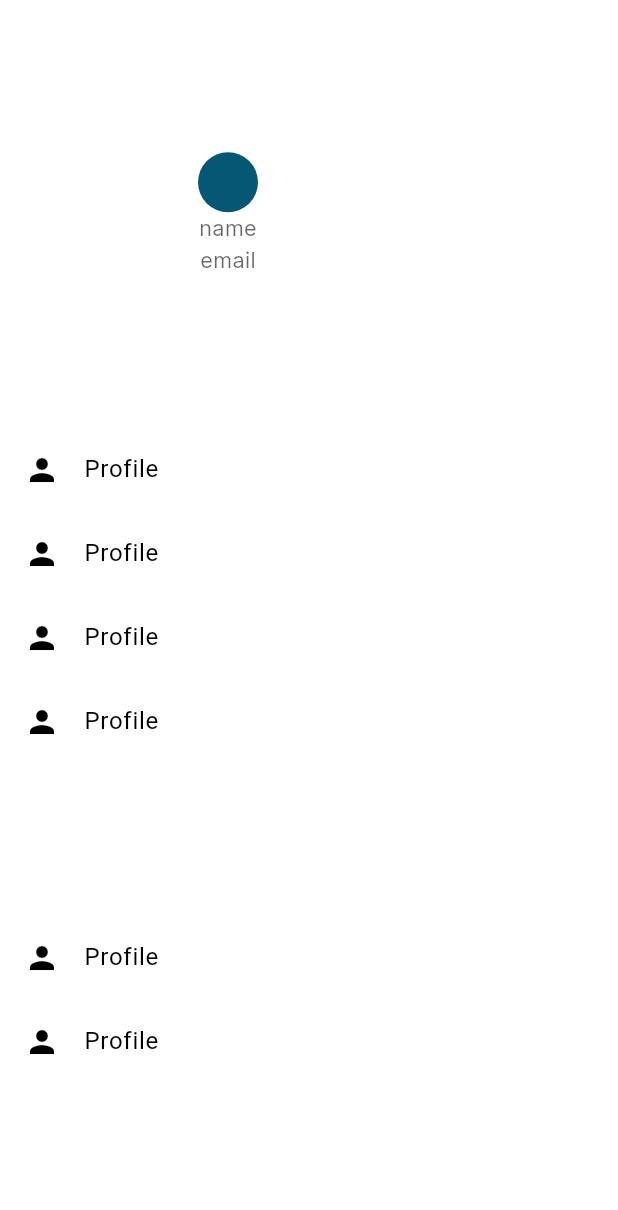
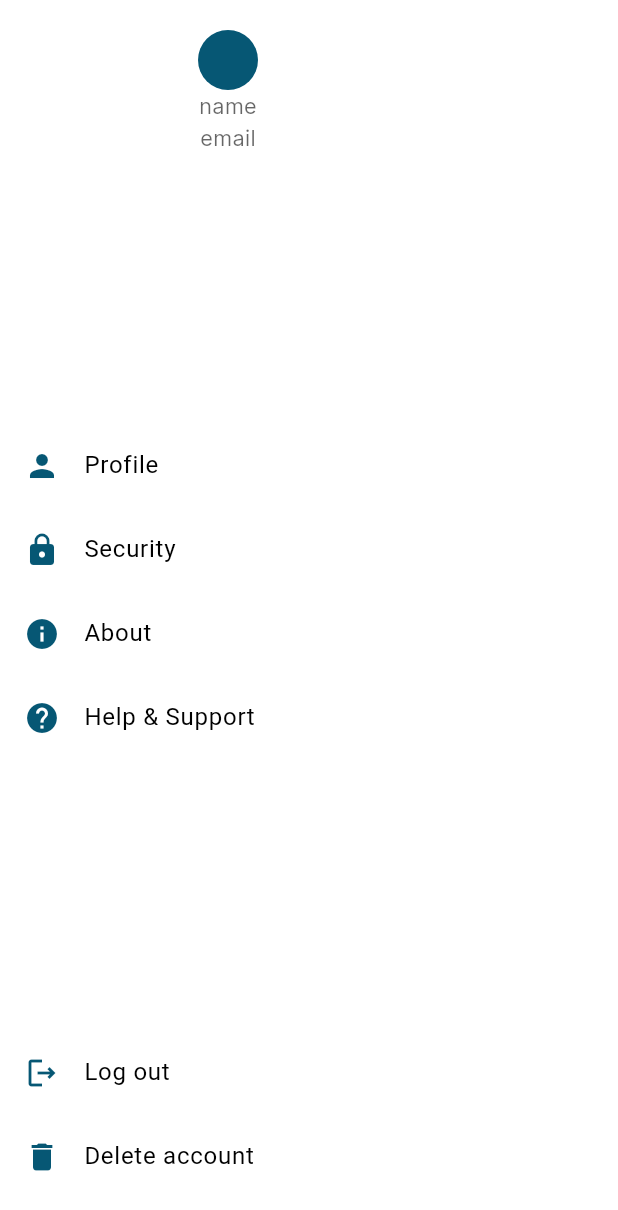
Before and after one commit to xanderelsmith/hermoine, a Flutter app: the CustomDrawer widget shown alone on an empty page, opened directly, on a phone screen of 412 x 824 dp. Shown: the top 1210 px of the screen. Run offline on Flutter 3.47's test engine with Material 3 defaults, Android fonts, the phone set to English and light mode, and no system bars; our stand-ins replace cached_network_image, cloud_firestore, file_picker, firebase_auth, firebase_core, flutter_gemini and 5 more; missing offline and left inert: syncfusion_flutter_pdf, syncfusion_flutter_pdfviewer; accounts and stored records are empty; network calls fail.

Commit message:
user profile

```diff
--- a/lib/src/features/home/presentation/pages/homepage.dart
+++ b/lib/src/features/home/presentation/pages/homepage.dart
@@ -1,13 +1,12 @@
 // ignore_for_file: public_member_api_docs, sort_constructors_first
+import 'package:firebase_auth/firebase_auth.dart';
 import 'package:flutter/material.dart';
-import 'package:flutter/widgets.dart';
-
+import 'package:get/get.dart';
 import 'package:hermione/src/core/constants/colors.dart';
-
-import 'package:hermione/src/core/constants/size_utils.dart';
-
 import 'package:hermione/src/features/auth/data/models/user.dart';
 
+import '../../../auth/presentation/pages/profile.dart';
+import '../../../auth/presentation/pages/signin_screen.dart';
 import '../widgets/homepage/coursecategory.dart';
 import '../widgets/homepage/courseslist.dart';
 import '../widgets/styledappbar.dart';
@@ -22,6 +21,39 @@ class HomePage extends StatefulWidget {
 
   @override
   State<HomePage> createState() => _HomePageState();
+}
+
+// void logout() {
+//   FirebaseAuth.instance.signOut();
+// }
+void logout() async {
+  bool confirmLogout = await Get.defaultDialog(
+    title: 'Confirm Logout',
+    middleText: 'Are you sure you want to logout?',
+    actions: [
+      ElevatedButton(
+        onPressed: () {
+          Get.back(result: true); // Return true when confirmed
+        },
+        child: const Text(
+          'Yes',
+          style: TextStyle(color: Colors.black),
+        ),
+      ),
+      ElevatedButton(
+        onPressed: () {
+          Get.back(result: false); // Return false when cancelled
+        },
+        child: const Text('No', style: TextStyle(color: Colors.black)),
+      ),
+    ],
+  );
+
+  if (confirmLogout ?? false) {
+    await FirebaseAuth.instance.signOut();
+    // Navigate to the login screen
+    Get.offAll(const SigninScreen());
+  }
 }
 
 class _HomePageState extends State<HomePage> {
@@ -59,11 +91,13 @@ class CustomDrawer extends StatelessWidget {
 
   @override
   Widget build(BuildContext context) {
-    return const Drawer(
+    return Drawer(
       child: Column(
-        mainAxisAlignment: MainAxisAlignment.spaceEvenly,
+        mainAxisAlignment: MainAxisAlignment.spaceBetween,
         children: [
-          Column(
+          const Padding(
+            padding: EdgeInsets.only(top: 20),
+            child: Column(
               mainAxisSize: MainAxisSize.min,
               children: [
                 CircleAvatar(),
@@ -71,37 +105,54 @@ class CustomDrawer extends StatelessWidget {
                 Text('email'),
               ],
             ),
+          ),
           Column(
             children: [
-              ListTile(
-                leading: Icon(Icons.person),
-                title: Text('Profile'),
+              InkWell(
+                child: ListTile(
+                  onTap: () {
+                    Get.to(() => ProfileScreen());
+                  },
+                  leading: const Icon(Icons.person, color: Color(0xFF065774)),
+                  title: const Text('Profile'),
                 ),
-              ListTile(
-                leading: Icon(Icons.person),
-                title: Text('Profile'),
               ),
-              ListTile(
-                leading: Icon(Icons.person),
-                title: Text('Profile'),
+              const ListTile(
+                leading: Icon(
+                  Icons.lock,
+                  color: Color(0xFF065774),
                 ),
-              ListTile(
-                leading: Icon(Icons.person),
-                title: Text('Profile'),
+                title: Text('Security'),
+              ),
+              const ListTile(
+                leading: Icon(Icons.info, color: Color(0xFF065774)),
+                title: Text('About '),
+              ),
+              const ListTile(
+                leading: Icon(Icons.help, color: Color(0xFF065774)),
+                title: Text('Help & Support'),
               ),
             ],
           ),
-          Column(
+          Padding(
+            padding: const EdgeInsets.only(bottom: 25),
+            child: Column(
               children: [
                 ListTile(
-                leading: Icon(Icons.person),
-                title: Text('Profile'),
+                  leading: const Icon(Icons.logout_outlined,
+                      color: Color(0xFF065774)),
+                  title: InkWell(
+                      onTap: () {
+                        logout();
+                      },
+                      child: const Text('Log out')),
                 ),
-              ListTile(
-                leading: Icon(Icons.person),
-                title: Text('Profile'),
+                const ListTile(
+                  leading: Icon(Icons.delete, color: Color(0xFF065774)),
+                  title: Text('Delete account'),
                 ),
               ],
+            ),
           ),
         ],
       ),
```
Also changed, not shown: lib/src/features/auth/presentation/pages/edit_profile.dart (added, +241 -0 lines), lib/src/features/auth/presentation/pages/profile.dart (added, +231 -0 lines), lib/src/features/auth/presentation/pages/signin_screen.dart (+19 -19 lines). Lines whose indentation alone changed are shown as unchanged.
